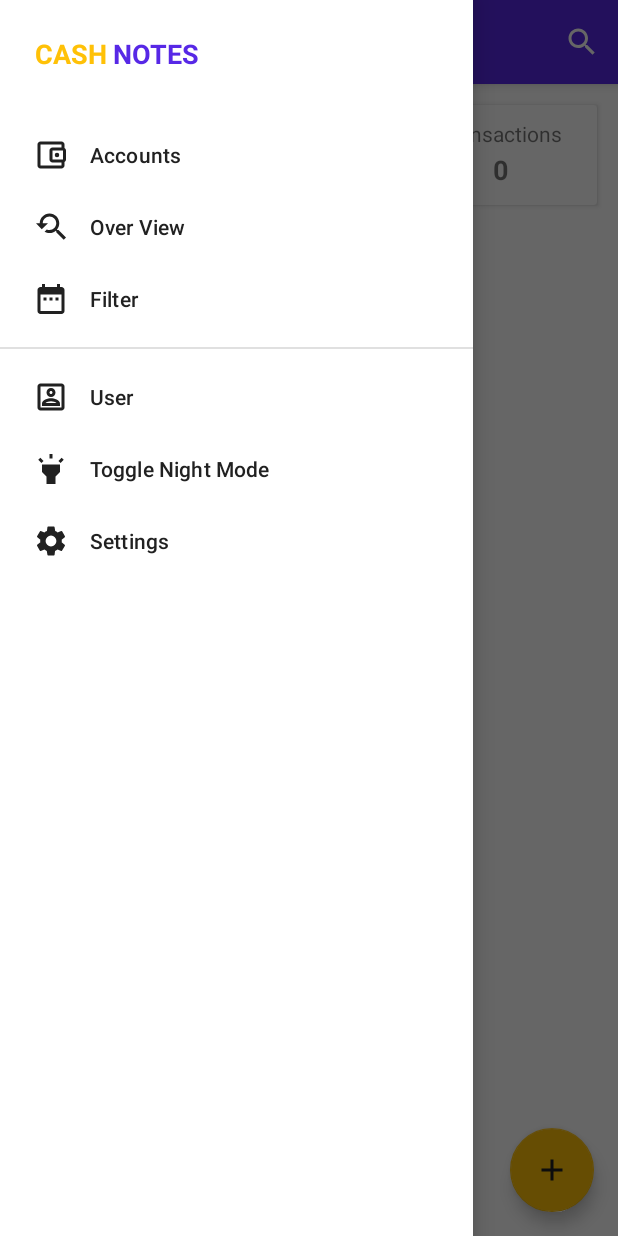
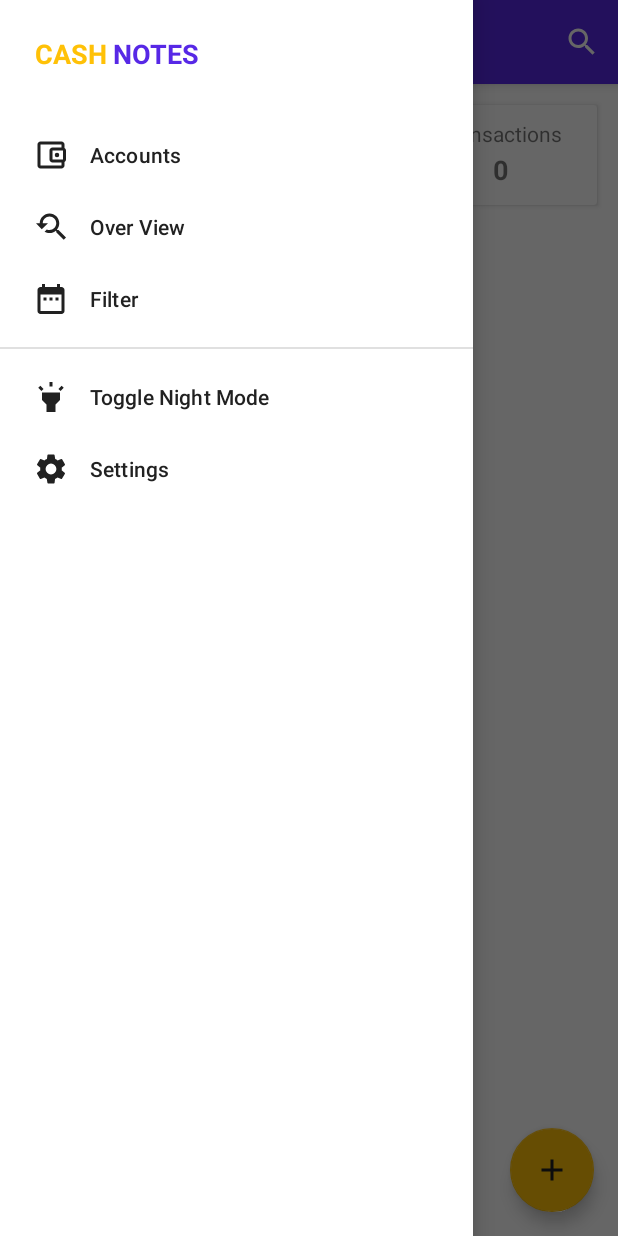
Before and after one commit to soufianekremcht/CashNote, an Android app: the screen it shows after launch (MainActivity), with the side drawer open, on a phone screen of 412 x 824 dp. Run offline under Robolectric (Android 15) with nearby library versions, the light colour scheme and no system bars; our stand-ins replace ButterKnife, CircleImageView, Dagger/Hilt's generated code, Room's generated code, RxJava and 1 more; libraries missing offline, so code that uses them is left out: co.infinum.goldfinger, com.github.mikephil.charting, es.dmoral.toasty; Roboto replaces fonts that are not available here; 4 statements that could not run were skipped.

Commit message:
Hide User Option in Drawer

```diff
--- a/app/src/main/java/com/soufianekre/cashnotes/ui/google_sign_in/GoogleSignInActivity.java
+++ b/app/src/main/java/com/soufianekre/cashnotes/ui/google_sign_in/GoogleSignInActivity.java
@@ -92,7 +92,7 @@ public class GoogleSignInActivity extends BaseActivity {
         } catch (ApiException e) {
             // The ApiException status code indicates the detailed failure reason.
             // Please refer to the GoogleSignInStatusCodes class reference for more information.
-            showError("SignInResult :Failed code=" + e.getStatusCode() +" Message : "+ e.getLocalizedMessage());
+            showError("SignInResult :Failed code= " + e.getStatusCode() +" Message : "+ e.getLocalizedMessage());
             updateUI(null);
         }
     }
--- a/app/src/main/res/menu/drawer_menu.xml
+++ b/app/src/main/res/menu/drawer_menu.xml
@@ -5,33 +5,36 @@
         android:checkableBehavior="single">
         <item
             android:id="@+id/drawer_menu_accounts"
-            android:title="@string/accounts"
-            android:icon="@drawable/ic_outline_account_wallet"/>
+            android:icon="@drawable/ic_outline_account_wallet"
+            android:title="@string/accounts" />
         <item
             android:id="@+id/drawer_menu_overview"
-            android:title="@string/over_view"
             android:icon="@drawable/ic_over_view_black_24dp"
-            />
+            android:title="@string/over_view" />
         <item
             android:id="@+id/drawer_menu_filter"
-            android:title="@string/filter"
-            android:icon="@drawable/ic_calender_black_24dp"/>
+            android:icon="@drawable/ic_calender_black_24dp"
+            android:title="@string/filter" />
     </group>
 
     <group
         android:id="@+id/menu_bottom"
         android:checkableBehavior="none">
 
-        <item android:id="@+id/drawer_menu_user"
+        <item
+            android:id="@+id/drawer_menu_user"
+
+            android:icon="@drawable/ic_outline_account_box_black"
             android:title="@string/user"
-            android:icon="@drawable/ic_outline_account_box_black"/>
-        <item android:id="@+id/drawer_menu_toggle_night_mode"
-            android:title="@string/toggle_night_mode"
+            android:visible="false" />
+        <item
+            android:id="@+id/drawer_menu_toggle_night_mode"
             android:icon="@drawable/ic_toggle_night_mode"
-            />
-        <item android:id="@+id/drawer_menu_settings"
-            android:title="@string/settings"
-            android:icon="@drawable/ic_settings_black_24dp"/>
+            android:title="@string/toggle_night_mode" />
+        <item
+            android:id="@+id/drawer_menu_settings"
+            android:icon="@drawable/ic_settings_black_24dp"
+            android:title="@string/settings" />
 
 
     </group>
--- a/app/src/main/res/values/strings.xml
+++ b/app/src/main/res/values/strings.xml
@@ -91,6 +91,7 @@
     <string name="account_source">Account Source</string>
     <string name="login">Login</string>
     <string name="please_wait">Please Wait</string>
+    <string name="app_credit_free_pick">Some of the icons made by Freepik from www.flaticon.com</string>
 
 
 </resources>
--- a/app/src/main/res/xml/settings_about_layout.xml
+++ b/app/src/main/res/xml/settings_about_layout.xml
@@ -18,7 +18,7 @@
     <PreferenceCategory android:title="LEGAL">
         <Preference android:title="Credit"
             android:key="open_source_licenses"
-            android:summary="some of the icons made by Freepik from www.flaticon.com"
+            android:summary="@string/app_credit_free_pick"
             />
         <Preference android:title="Privacy Policy"
             android:key="privacy_policy" />
```
